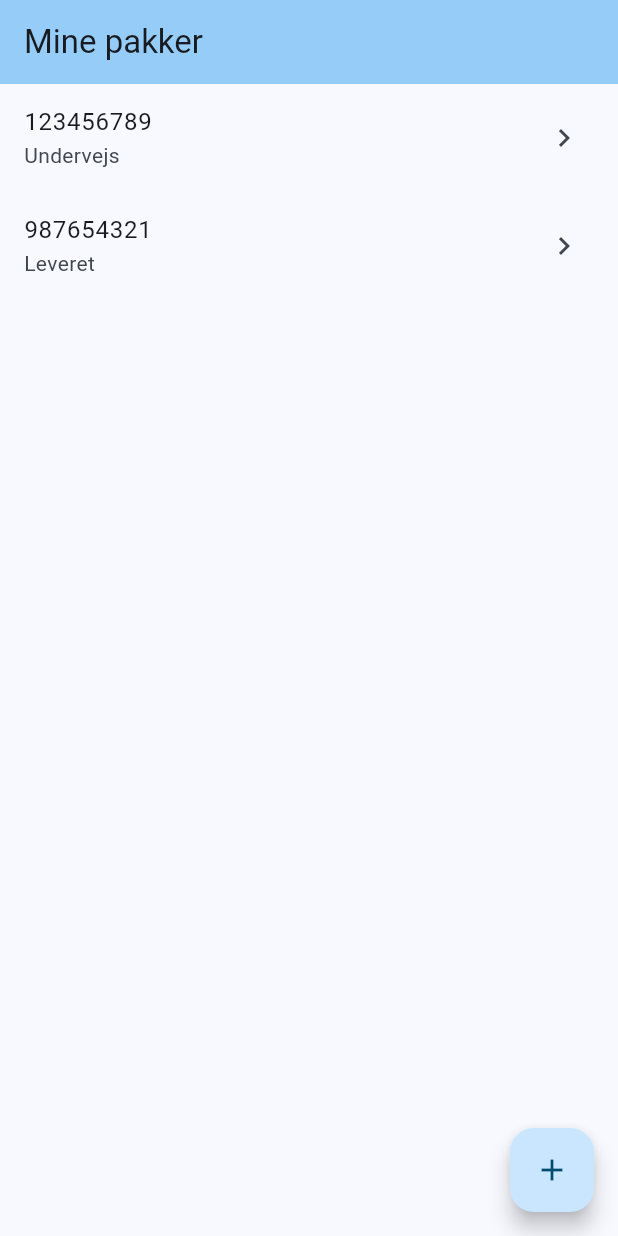
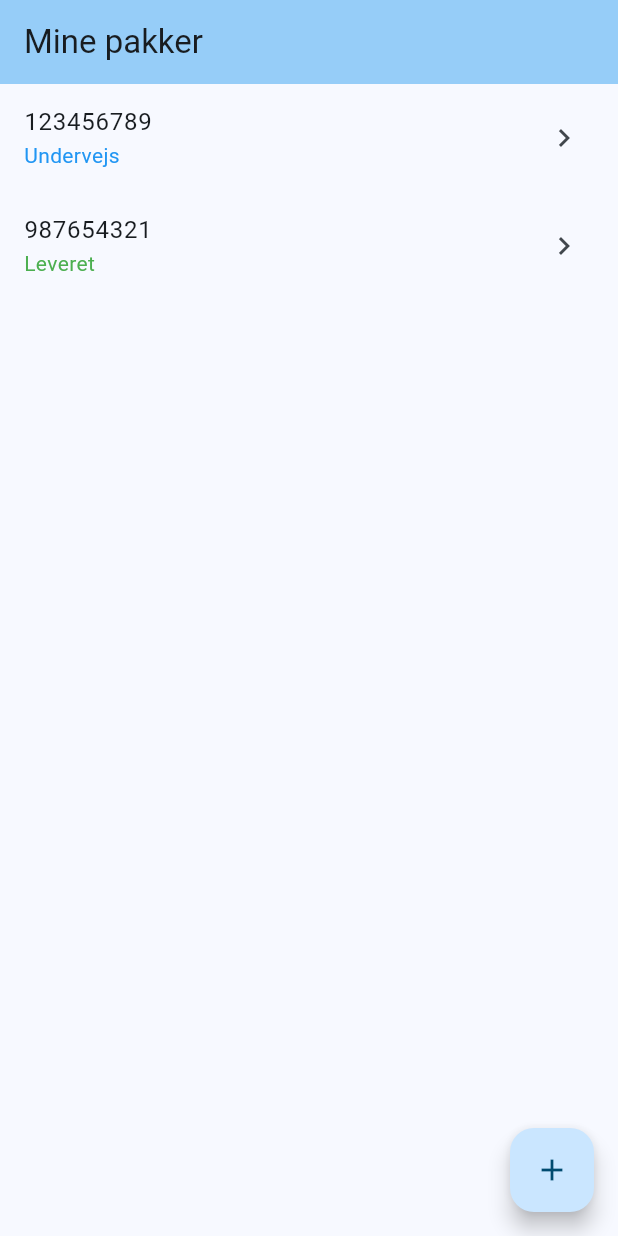
Before and after one commit to Avalin/Parcel-Tracker-Lite, a Flutter app: the screen it shows after launch, on a phone screen of 412 x 824 dp. Run offline on Flutter 3.47's test engine with Material 3 defaults, Android fonts, the phone set to English and light mode, and no system bars.

Commit message:
Added the style color to the parcel list item

```diff
--- a/lib/features/parcels/widgets/parcel_list_item.dart
+++ b/lib/features/parcels/widgets/parcel_list_item.dart
@@ -20,7 +20,10 @@ class ParcelListItem extends StatelessWidget {
       button: true,
       child: ListTile(
         title: Text(parcel.trackingNumber),
-        subtitle: Text(parcel.parcelStatus.label),
+        subtitle: Text(
+          parcel.parcelStatus.label,
+          style: TextStyle(color: parcel.parcelStatus.color)
+        ),
         trailing: const Icon(Icons.chevron_right),
         onTap: onTap,
       ),
```
